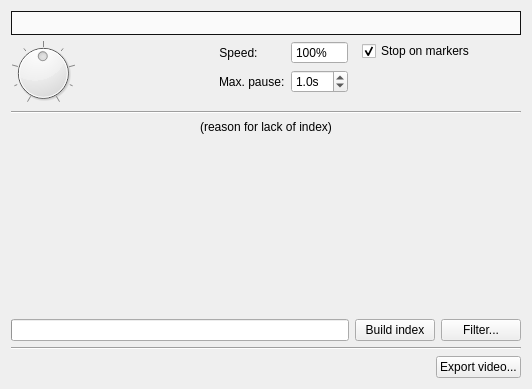
Qt form src/client/ui/playback.ui (drawpile/Drawpile) before a commit.
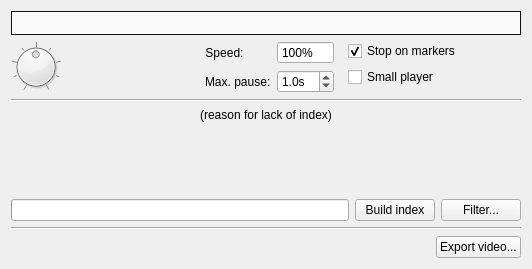
The same form after that commit. Icons and pictures are not drawn. Custom widgets are drawn as their Qt base class.

Commit message: Add small player dialog mode

The edit to the form file:
```diff
--- a/src/client/ui/playback.ui
+++ b/src/client/ui/playback.ui
@@ -7,7 +7,7 @@
     <x>0</x>
     <y>0</y>
     <width>532</width>
-    <height>389</height>
+    <height>269</height>
    </rect>
   </property>
   <property name="windowTitle">
@@ -49,8 +49,8 @@
        </property>
        <property name="maximumSize">
         <size>
-         <width>64</width>
-         <height>64</height>
+         <width>50</width>
+         <height>50</height>
         </size>
        </property>
        <property name="minimum">
@@ -204,6 +204,9 @@
      </item>
      <item>
       <layout class="QFormLayout" name="formLayout_2">
+       <property name="fieldGrowthPolicy">
+        <enum>QFormLayout::AllNonFixedFieldsGrow</enum>
+       </property>
        <property name="leftMargin">
         <number>8</number>
        </property>
@@ -217,6 +220,13 @@
          </property>
         </widget>
        </item>
+       <item row="1" column="0">
+        <widget class="QCheckBox" name="smallPlayer">
+         <property name="text">
+          <string>Small player</string>
+         </property>
+        </widget>
+       </item>
       </layout>
      </item>
      <item>
```
The commit also changes 6 other files.
